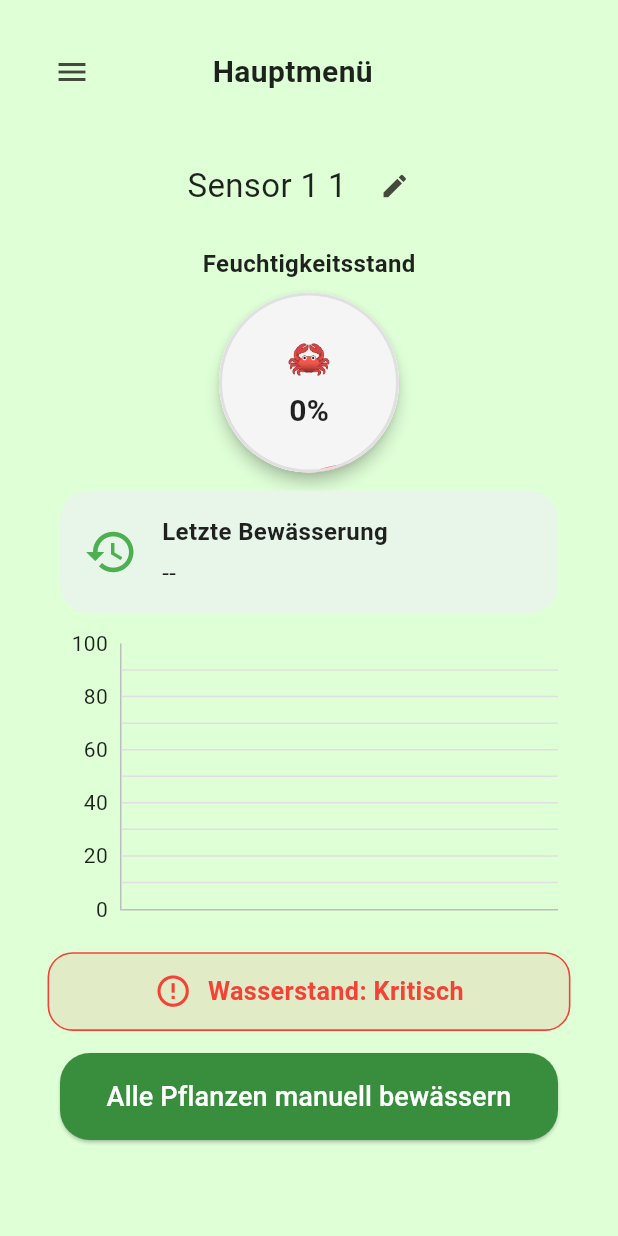
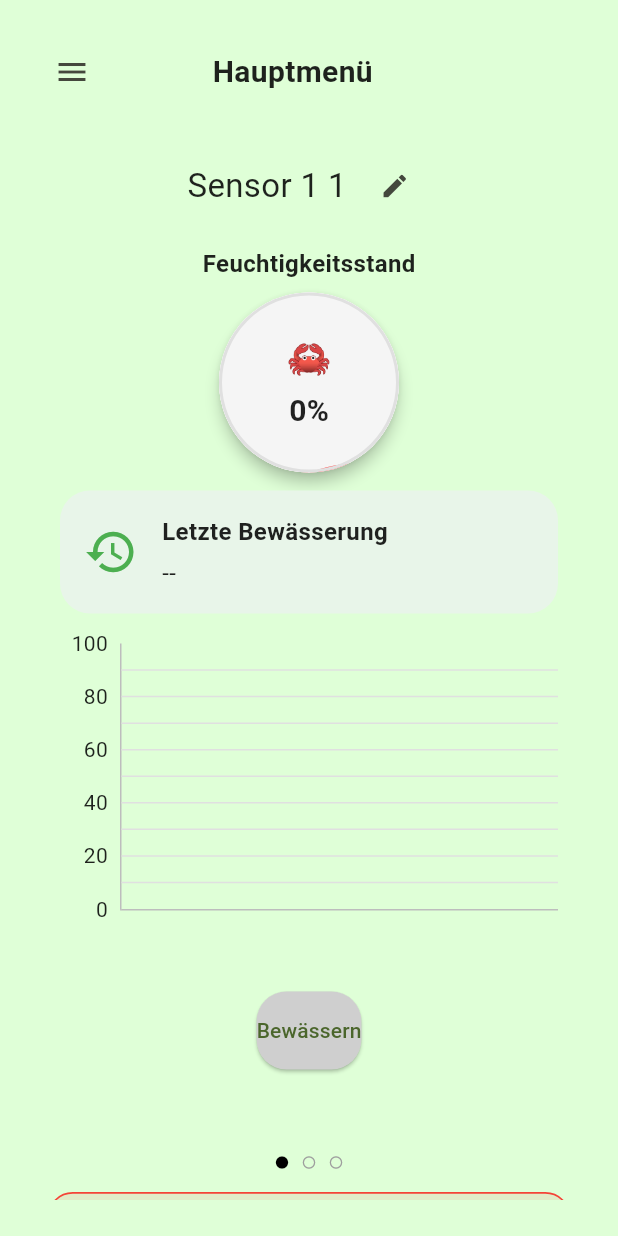
Before and after one commit to SpartanProgram/balkon-bewaesserung-app, a Flutter app: the screen it shows after launch, scrolled down 178 dp, on a phone screen of 412 x 824 dp. Run offline on Flutter 3.47's test engine with Material 3 defaults, Android fonts, the phone set to English and light mode, and no system bars; drawn by our look-alikes of fl_chart; our stand-ins replace audioplayers, flutter_local_notifications, liquid_progress_indicator_v2, lottie, shared_preferences; missing offline and left inert: mqtt_client.

Commit message:
fixed dot indicator
Former-commit-id: aa9103e5efa00b9ca2e29d98f71661793e4a227e

```diff
--- a/Software/lib/home_screen.dart
+++ b/Software/lib/home_screen.dart
@@ -347,7 +347,7 @@ Color _getMoistureColor(int moisture) {
             ),
             const SizedBox(height: 20),
             SizedBox(
-              height: 520,
+              height: 670,
               child: PageView.builder(
                 controller: _pageController,
                 itemCount: sensorData.length,
@@ -366,7 +366,7 @@ Color _getMoistureColor(int moisture) {
                       final moisture = int.tryParse(sensor["moisture"]!.replaceAll('%', '')) ?? 0;
                       return KeyedSubtree(
                         key: ValueKey(sensorName), // Force full widget rebuild if name changes
-                        child: SingleChildScrollView(
+                        child: Padding(
                           padding: const EdgeInsets.only(bottom: 24),
                           child: Column(
                             crossAxisAlignment: CrossAxisAlignment.center,
@@ -470,6 +470,15 @@ Color _getMoistureColor(int moisture) {
                                 },
                               ),
                               const SizedBox(height: 12),
+                          ],
+                        ),
+                        ),
+                      );
+                    },
+                  );
+                },
+              ),
+            ),
             Row(
               mainAxisAlignment: MainAxisAlignment.center,
               children: List.generate(sensorData.length, (dotIndex) {
@@ -486,15 +495,6 @@ Color _getMoistureColor(int moisture) {
                      ),
                     );
                   }),
-                            ),
-                          ],
-                        ),
-                        ),
-                      );
-                    },
-                  );
-                },
-              ),
                 ),
            const SizedBox(height: 16),
            if (sensorData.isNotEmpty)
```
Lines whose indentation alone changed are shown as unchanged.
